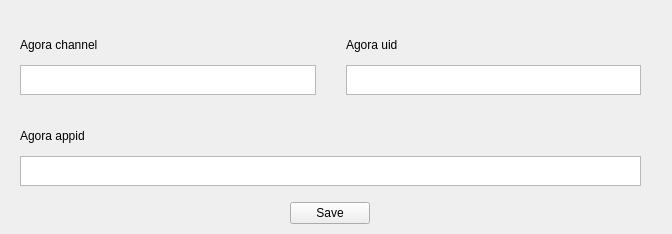
Above: UI/forms/AgoraWidget.ui from AgoraIO/OBS before the change. Below: the same form after it.
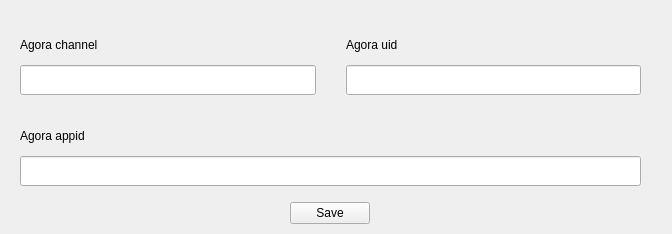
That is the form after the change.

Commit message: Init Agora Engine failed callback

```diff
--- a/UI/forms/AgoraWidget.ui
+++ b/UI/forms/AgoraWidget.ui
@@ -80,32 +80,13 @@
          </widget>
         </item>
         <item>
-         <widget class="QTextEdit" name="textEdit_channel">
+         <widget class="QLineEdit" name="textEdit_channel">
           <property name="maximumSize">
            <size>
             <width>16777215</width>
             <height>30</height>
            </size>
           </property>
-          <property name="inputMethodHints">
-           <set>Qt::ImhNone</set>
-          </property>
-          <property name="verticalScrollBarPolicy">
-           <enum>Qt::ScrollBarAlwaysOff</enum>
-          </property>
-          <property name="horizontalScrollBarPolicy">
-           <enum>Qt::ScrollBarAlwaysOff</enum>
-          </property>
-          <property name="html">
-           <string>&lt;!DOCTYPE HTML PUBLIC &quot;-//W3C//DTD HTML 4.0//EN&quot; &quot;http://www.w3.org/TR/REC-html40/strict.dtd&quot;&gt;
-&lt;html&gt;&lt;head&gt;&lt;meta name=&quot;qrichtext&quot; content=&quot;1&quot; /&gt;&lt;style type=&quot;text/css&quot;&gt;
-p, li { white-space: pre-wrap; }
-&lt;/style&gt;&lt;/head&gt;&lt;body style=&quot; font-family:'SimSun'; font-size:9pt; font-weight:400; font-style:normal;&quot;&gt;
-&lt;p style=&quot;-qt-paragraph-type:empty; margin-top:0px; margin-bottom:0px; margin-left:0px; margin-right:0px; -qt-block-indent:0; text-indent:0px;&quot;&gt;&lt;br /&gt;&lt;/p&gt;&lt;/body&gt;&lt;/html&gt;</string>
-          </property>
-          <property name="acceptRichText">
-           <bool>false</bool>
-          </property>
          </widget>
         </item>
        </layout>
@@ -135,22 +116,13 @@
          </widget>
         </item>
         <item>
-         <widget class="QTextEdit" name="textEdit_uid">
+         <widget class="QLineEdit" name="textEdit_uid">
           <property name="maximumSize">
            <size>
             <width>16777215</width>
             <height>30</height>
            </size>
           </property>
-          <property name="verticalScrollBarPolicy">
-           <enum>Qt::ScrollBarAlwaysOff</enum>
-          </property>
-          <property name="horizontalScrollBarPolicy">
-           <enum>Qt::ScrollBarAlwaysOff</enum>
-          </property>
-          <property name="acceptRichText">
-           <bool>false</bool>
-          </property>
          </widget>
         </item>
        </layout>
@@ -182,25 +154,13 @@
        </widget>
       </item>
       <item>
-       <widget class="QTextEdit" name="textEdit_appid">
+       <widget class="QLineEdit" name="textEdit_appid">
         <property name="maximumSize">
          <size>
           <width>16777215</width>
           <height>30</height>
          </size>
         </property>
-        <property name="inputMethodHints">
-         <set>Qt::ImhNone</set>
-        </property>
-        <property name="verticalScrollBarPolicy">
-         <enum>Qt::ScrollBarAlwaysOff</enum>
-        </property>
-        <property name="horizontalScrollBarPolicy">
-         <enum>Qt::ScrollBarAlwaysOff</enum>
-        </property>
-        <property name="acceptRichText">
-         <bool>false</bool>
-        </property>
        </widget>
       </item>
      </layout>
```
The commit also changes 5 other files.
